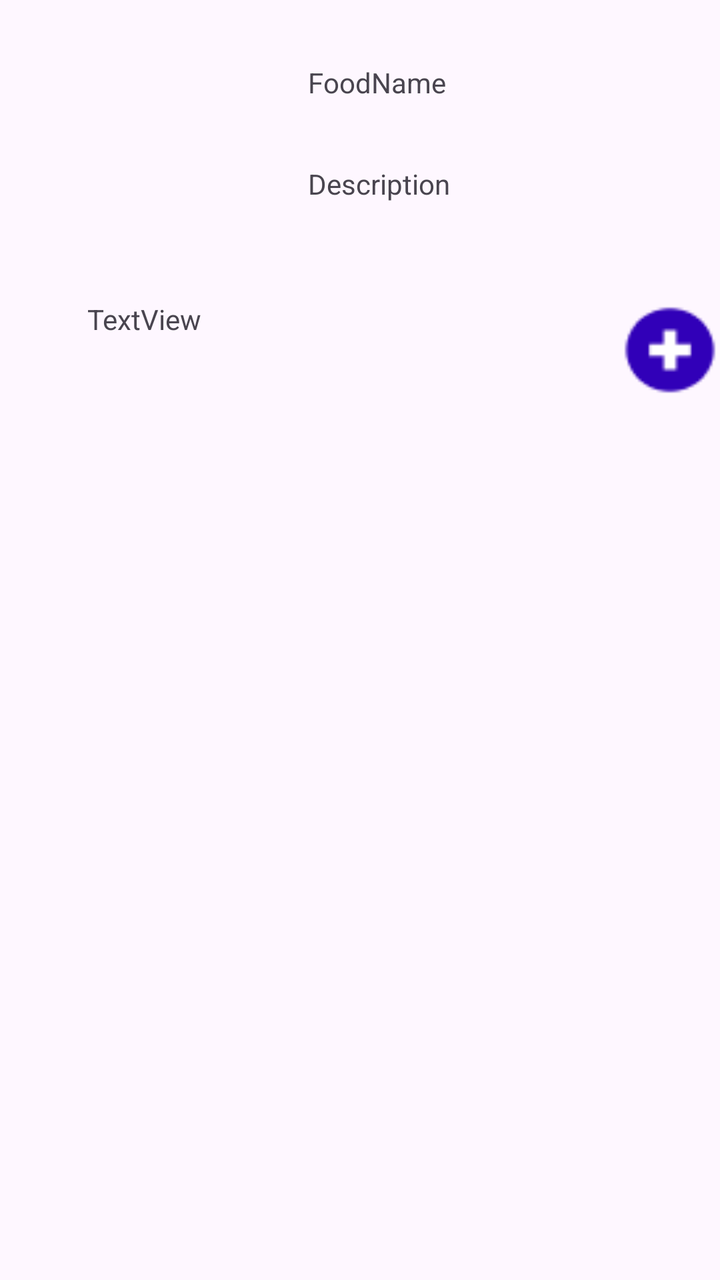
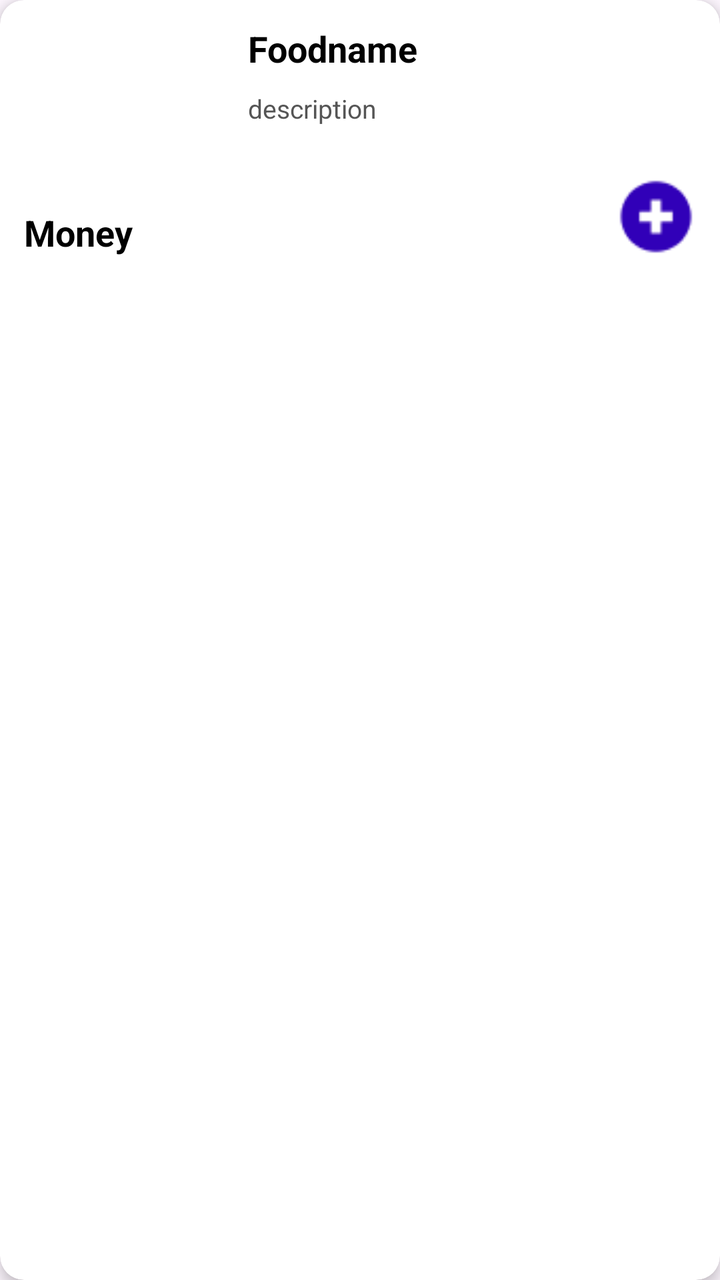

Before-and-after screenshots of an Android layout around one commit, followed by the original layout XML and the change that was made.
<!-- AndroidManifest.xml: application theme Theme.TTCN_DangNhap -->
<!-- res/layout/layout_fooditem.xml -->
<?xml version="1.0" encoding="utf-8"?>
<LinearLayout xmlns:android="http://schemas.android.com/apk/res/android"
    xmlns:app="http://schemas.android.com/apk/res-auto"
    xmlns:tools="http://schemas.android.com/tools"
    android:layout_width="match_parent"
    android:layout_height="match_parent"
    android:orientation="vertical">

    <LinearLayout
        android:layout_width="match_parent"
        android:layout_height="wrap_content"
        android:orientation="horizontal">

        <ImageView
            android:id="@+id/ivFoodImg"
            android:layout_width="0dp"
            android:layout_height="150dp"
            android:layout_weight="4"
             />

        <LinearLayout
            android:layout_width="0dp"
            android:layout_height="match_parent"
            android:layout_weight="6"
            android:orientation="vertical">

            <LinearLayout
                android:layout_marginLeft="10dp"
                android:layout_width="wrap_content"
                android:layout_height="wrap_content"
                android:layout_weight="4"
                android:orientation="horizontal">

                <TextView
                    android:id="@+id/txtFoodName"
                    android:layout_width="match_parent"
                    android:layout_height="wrap_content"
                    android:text="FoodName"
                    android:layout_gravity="center"
                   />
                <ImageView
                    android:id="@+id/ivFoodFlag"
                    android:layout_width="50dp"
                    android:layout_height="50dp"/>

            </LinearLayout>



            <TextView
                android:layout_marginLeft="10dp"
                android:id="@+id/txtDescription"
                android:layout_width="match_parent"
                android:layout_height="wrap_content"
                android:layout_weight="6"
                android:text="Description" />
        </LinearLayout>

    </LinearLayout>

    <LinearLayout
        android:layout_width="match_parent"
        android:layout_height="wrap_content"
        android:orientation="horizontal">

        <TextView
            android:id="@+id/txtPrice"
            android:layout_width="0dp"
            android:layout_height="wrap_content"
            android:layout_weight="4"
            android:text="TextView"
            android:gravity="center"/>

        <LinearLayout
            android:layout_width="0dp"
            android:layout_height="wrap_content"
            android:layout_weight="6"
            android:gravity="end">
            <ImageButton
                android:id="@+id/ibtnAdd"
                android:layout_width="50dp"
                android:layout_height="50dp"
                app:srcCompat="@drawable/icon_cong_circle"
                android:scaleType="fitCenter"
                android:background="@null"
                />
        </LinearLayout>


    </LinearLayout>
</LinearLayout>
<!-- resources referenced by this layout -->
<resources>
  <!-- drawable icon_cong_circle: png bitmap (drawable, 809 bytes) -->
  <style name="Theme.TTCN_DangNhap" parent="Base.Theme.TTCN_DangNhap" />
  <style name="Base.Theme.TTCN_DangNhap" parent="Theme.Material3.DayNight.NoActionBar">
          
          
      </style>
</resources>

<!-- the commit's change to res/layout/layout_fooditem.xml (unified diff, before → after) -->
@@ -1,91 +1,94 @@
 <?xml version="1.0" encoding="utf-8"?>
-<LinearLayout xmlns:android="http://schemas.android.com/apk/res/android"
+<androidx.cardview.widget.CardView xmlns:android="http://schemas.android.com/apk/res/android"
     xmlns:app="http://schemas.android.com/apk/res-auto"
     xmlns:tools="http://schemas.android.com/tools"
     android:layout_width="match_parent"
-    android:layout_height="match_parent"
-    android:orientation="vertical">
+    android:layout_height="wrap_content"
+    android:layout_marginHorizontal="12dp"
+    android:layout_marginVertical="8dp"
+    app:cardBackgroundColor="#FFFFFF"
+    app:cardCornerRadius="12dp"
+    app:cardElevation="4dp">
 
-    <LinearLayout
+    <androidx.constraintlayout.widget.ConstraintLayout
         android:layout_width="match_parent"
         android:layout_height="wrap_content"
-        android:orientation="horizontal">
+        android:padding="12dp">
 
         <ImageView
             android:id="@+id/ivFoodImg"
+            android:layout_width="100dp"
+            android:layout_height="80dp"
+            android:scaleType="centerCrop"
+            app:layout_constraintStart_toStartOf="parent"
+            app:layout_constraintTop_toTopOf="parent"
+            tools:ignore="ContentDescription" />
+
+        <TextView
+            android:id="@+id/txtFoodName"
             android:layout_width="0dp"
-            android:layout_height="150dp"
-            android:layout_weight="4"
-             />
+            android:layout_height="wrap_content"
+            android:layout_marginStart="12dp"
+            android:layout_marginEnd="20dp"
+            android:ellipsize="end"
+            android:maxLines="2"
+            android:text="Foodname"
+            android:textColor="#000000"
+            android:textSize="18sp"
+            android:textStyle="bold"
+            app:layout_constraintEnd_toStartOf="@+id/ivFoodFlag"
+            app:layout_constraintStart_toEndOf="@id/ivFoodImg"
+            app:layout_constraintTop_toTopOf="@id/ivFoodImg" />
 
-        <LinearLayout
+        <ImageView
+            android:id="@+id/ivFoodFlag"
+            android:layout_width="40dp"
+            android:layout_height="21dp"
+            android:scaleType="fitCenter"
+            app:layout_constraintBottom_toBottomOf="@+id/txtFoodName"
+            app:layout_constraintEnd_toEndOf="parent"
+            app:layout_constraintTop_toTopOf="@+id/txtFoodName"
+            />
+
+        <TextView
+            android:id="@+id/txtDescription"
             android:layout_width="0dp"
-            android:layout_height="match_parent"
-            android:layout_weight="6"
-            android:orientation="vertical">
-
-            <LinearLayout
-                android:layout_marginLeft="10dp"
-                android:layout_width="wrap_content"
-                android:layout_height="wrap_content"
-                android:layout_weight="4"
-                android:orientation="horizontal">
-
-                <TextView
-                    android:id="@+id/txtFoodName"
-                    android:layout_width="match_parent"
-                    android:layout_height="wrap_content"
-                    android:text="FoodName"
-                    android:layout_gravity="center"
-                   />
-                <ImageView
-                    android:id="@+id/ivFoodFlag"
-                    android:layout_width="50dp"
-                    android:layout_height="50dp"/>
-
-            </LinearLayout>
-
-
-
-            <TextView
-                android:layout_marginLeft="10dp"
-                android:id="@+id/txtDescription"
-                android:layout_width="match_parent"
-                android:layout_height="wrap_content"
-                android:layout_weight="6"
-                android:text="Description" />
-        </LinearLayout>
-
-    </LinearLayout>
-
-    <LinearLayout
-        android:layout_width="match_parent"
-        android:layout_height="wrap_content"
-        android:orientation="horizontal">
+            android:layout_height="wrap_content"
+            android:layout_marginTop="9dp"
+            android:ellipsize="end"
+            android:maxLines="2"
+            android:text="description"
+            android:textColor="#555555"
+            android:textSize="13sp"
+            app:layout_constraintEnd_toEndOf="parent"
+            app:layout_constraintStart_toStartOf="@+id/txtFoodName"
+            app:layout_constraintTop_toBottomOf="@+id/txtFoodName" />
 
         <TextView
             android:id="@+id/txtPrice"
-            android:layout_width="0dp"
+            android:layout_width="wrap_content"
             android:layout_height="wrap_content"
-            android:layout_weight="4"
-            android:text="TextView"
-            android:gravity="center"/>
+            android:layout_marginTop="12dp"
+            android:text="Money"
+            android:textColor="#000000"
+            android:textSize="18sp"
+            android:textStyle="bold"
+            app:layout_constraintBottom_toBottomOf="parent"
+            app:layout_constraintStart_toStartOf="parent"
+            app:layout_constraintTop_toBottomOf="@id/ivFoodImg"
+            app:layout_constraintVertical_bias="1.0" />
 
-        <LinearLayout
-            android:layout_width="0dp"
-            android:layout_height="wrap_content"
-            android:layout_weight="6"
-            android:gravity="end">
-            <ImageButton
-                android:id="@+id/ibtnAdd"
-                android:layout_width="50dp"
-                android:layout_height="50dp"
-                app:srcCompat="@drawable/icon_cong_circle"
-                android:scaleType="fitCenter"
-                android:background="@null"
-                />
-        </LinearLayout>
+        <ImageButton
+            android:id="@+id/ibtnAdd"
+            android:layout_width="40dp"
+            android:layout_height="40dp"
+            android:background="@drawable/icon_cong_circle"
+            android:padding="8dp"
+            android:scaleType="fitCenter"
+            app:layout_constraintBottom_toBottomOf="parent"
+            app:layout_constraintEnd_toEndOf="parent"
+            app:layout_constraintTop_toBottomOf="@+id/txtDescription"
+            app:layout_constraintVertical_bias="1.0" />
 
-
-    </LinearLayout>
-</LinearLayout>
+    </androidx.constraintlayout.widget.ConstraintLayout>
+</androidx.cardview.widget.CardView>
